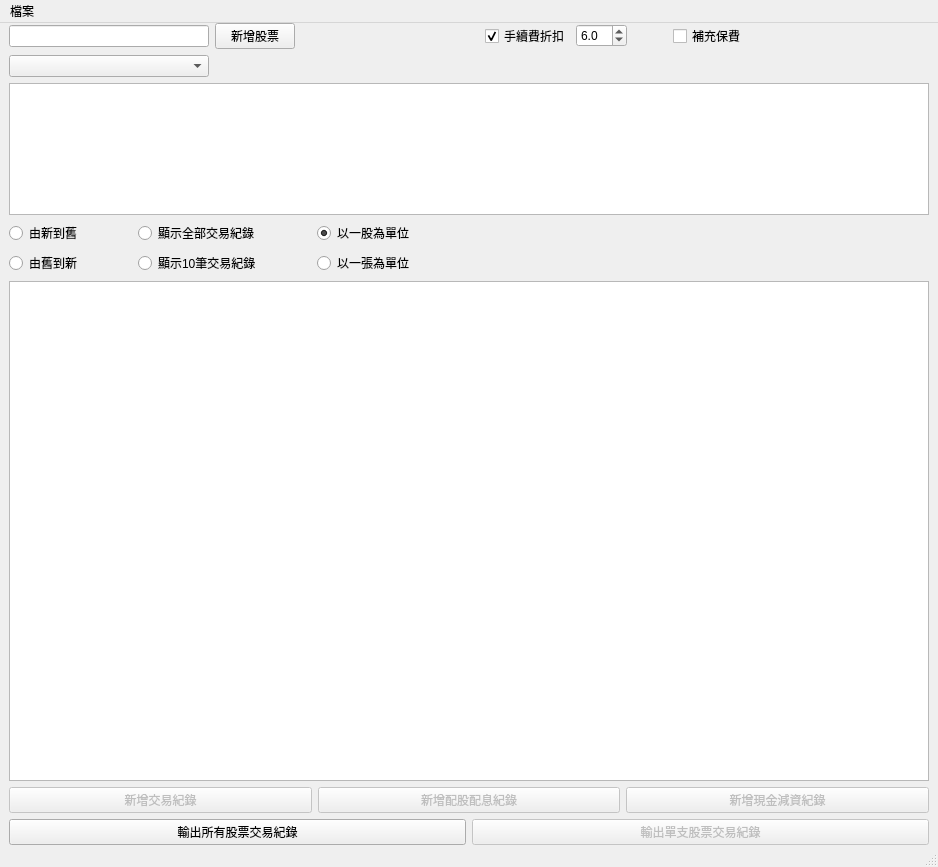
Qt form QtStockPriceMainWindow.ui (foxking0416/PythonStockPrice) before a commit.
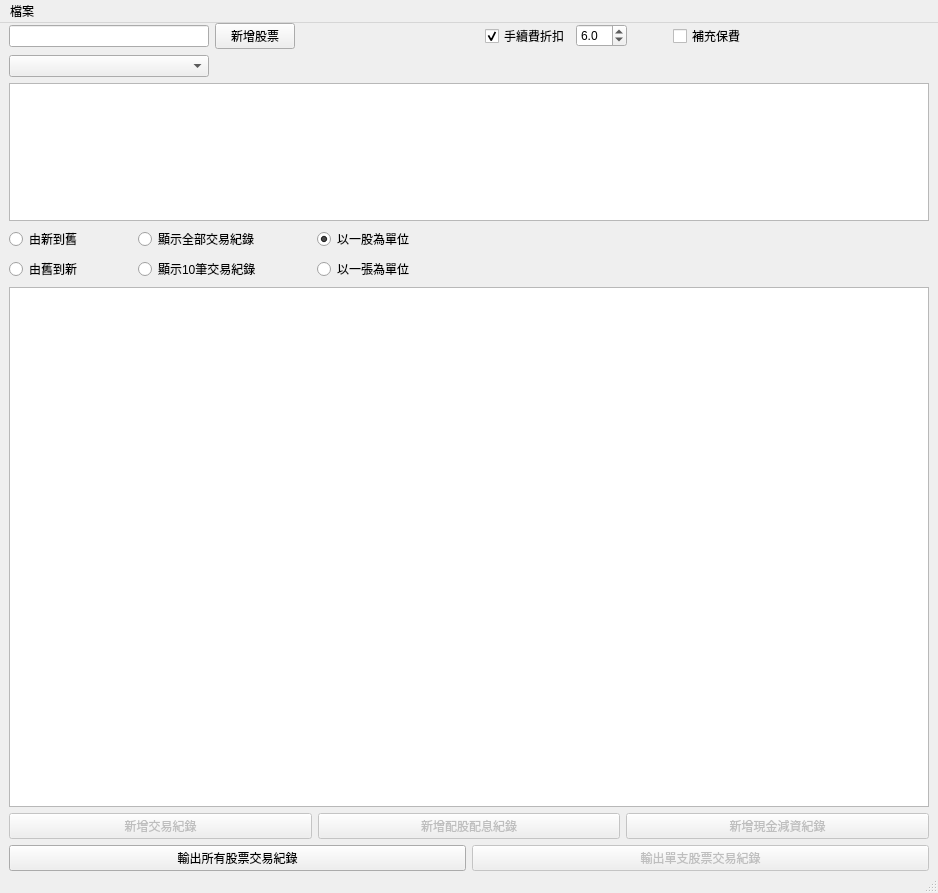
The same form after that commit.

Commit message: 輸出excel時會根據trading type上色，並把原先的日期拆成年跟日期

What changed in the file:
```diff
--- a/QtStockPriceMainWindow.ui
+++ b/QtStockPriceMainWindow.ui
@@ -7,7 +7,7 @@
     <x>0</x>
     <y>0</y>
     <width>938</width>
-    <height>867</height>
+    <height>893</height>
    </rect>
   </property>
   <property name="windowTitle">
@@ -299,7 +299,7 @@
       <property name="minimumSize">
        <size>
         <width>0</width>
-        <height>500</height>
+        <height>520</height>
        </size>
       </property>
       <attribute name="verticalHeaderMinimumSectionSize">
```
The commit also changes 2 other files.
